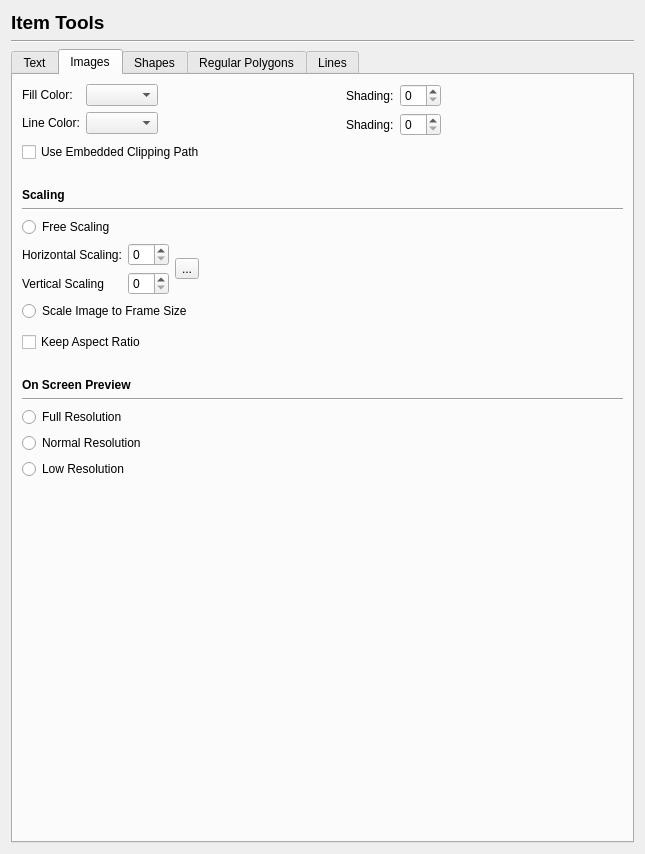
This is scribus/ui/prefs_itemtoolsbase.ui in scribusproject/scribus as Qt 5 draws it before an edit. The edited form follows.
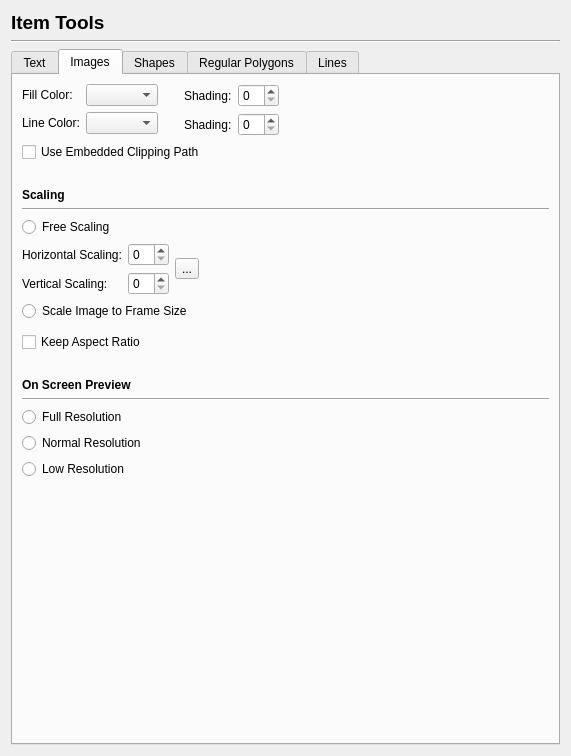
This is the edited form. The open tabs and pages were chosen to show the change.

Patch:
```diff
--- a/scribus/ui/prefs_itemtoolsbase.ui
+++ b/scribus/ui/prefs_itemtoolsbase.ui
@@ -6,8 +6,8 @@
    <rect>
     <x>0</x>
     <y>0</y>
-    <width>645</width>
-    <height>854</height>
+    <width>571</width>
+    <height>756</height>
    </rect>
   </property>
   <property name="windowTitle">
@@ -475,9 +475,12 @@
            <property name="orientation">
             <enum>Qt::Horizontal</enum>
            </property>
+           <property name="sizeType">
+            <enum>QSizePolicy::Fixed</enum>
+           </property>
            <property name="sizeHint" stdset="0">
             <size>
-             <width>40</width>
+             <width>20</width>
              <height>20</height>
             </size>
            </property>
@@ -589,7 +592,7 @@
            <item row="1" column="0">
             <widget class="QLabel" name="label_20">
              <property name="text">
-              <string>Vertical Scaling</string>
+              <string>Vertical Scaling:</string>
              </property>
             </widget>
            </item>
```
Left out of the diff: 107 changed lines with no effect on the pictures.
